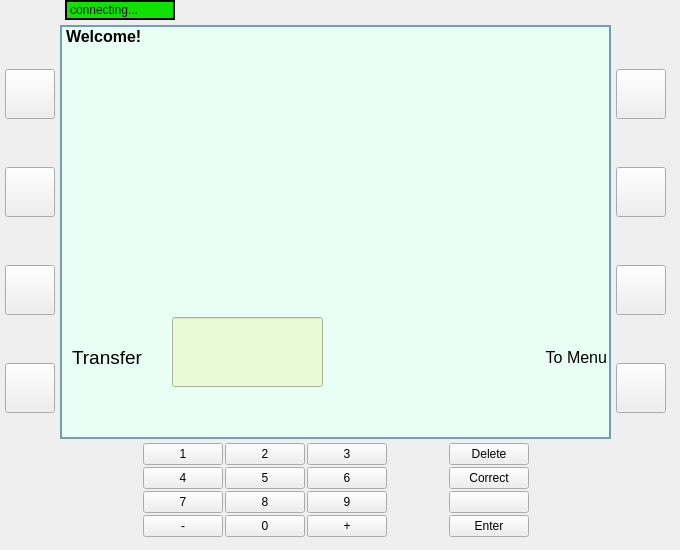
Qt form ATM_Project/mainwindow.ui (artikgak/MOOP_ATM) before a commit.
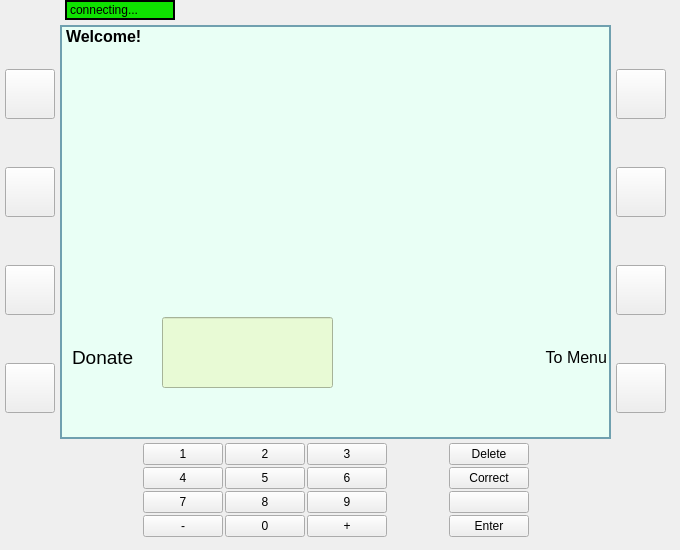
The same form after that commit. Icons and pictures are not drawn.

Commit message: [ArtemNewBranch] charity works

Diff of the .ui file:
```diff
--- a/ATM_Project/mainwindow.ui
+++ b/ATM_Project/mainwindow.ui
@@ -1607,9 +1607,9 @@
                 <property name="geometry">
                  <rect>
                   <x>10</x>
-                  <y>30</y>
-                  <width>131</width>
-                  <height>31</height>
+                  <y>10</y>
+                  <width>251</width>
+                  <height>71</height>
                  </rect>
                 </property>
                 <property name="font">
@@ -1632,9 +1632,9 @@
                 <property name="geometry">
                  <rect>
                   <x>10</x>
-                  <y>20</y>
-                  <width>121</width>
-                  <height>31</height>
+                  <y>10</y>
+                  <width>251</width>
+                  <height>71</height>
                  </rect>
                 </property>
                 <property name="font">
@@ -1657,9 +1657,9 @@
                 <property name="geometry">
                  <rect>
                   <x>10</x>
-                  <y>20</y>
-                  <width>131</width>
-                  <height>41</height>
+                  <y>10</y>
+                  <width>251</width>
+                  <height>71</height>
                  </rect>
                 </property>
                 <property name="font">
@@ -1684,10 +1684,10 @@
                <widget class="QLabel" name="charity4">
                 <property name="geometry">
                  <rect>
-                  <x>110</x>
-                  <y>20</y>
-                  <width>141</width>
-                  <height>31</height>
+                  <x>10</x>
+                  <y>10</y>
+                  <width>251</width>
+                  <height>71</height>
                  </rect>
                 </property>
                 <property name="font">
@@ -1713,10 +1713,10 @@
                <widget class="QLabel" name="charity5">
                 <property name="geometry">
                  <rect>
-                  <x>200</x>
-                  <y>20</y>
-                  <width>51</width>
-                  <height>31</height>
+                  <x>10</x>
+                  <y>10</y>
+                  <width>251</width>
+                  <height>71</height>
                  </rect>
                 </property>
                 <property name="font">
@@ -1793,16 +1793,34 @@
              </item>
              <item row="3" column="0">
               <widget class="QWidget" name="widget_19" native="true">
-               <widget class="QLineEdit" name="charitySumField_2">
+               <widget class="QLabel" name="label_35">
+                <property name="geometry">
+                 <rect>
+                  <x>10</x>
+                  <y>30</y>
+                  <width>91</width>
+                  <height>21</height>
+                 </rect>
+                </property>
+                <property name="font">
+                 <font>
+                  <pointsize>14</pointsize>
+                 </font>
+                </property>
+                <property name="text">
+                 <string>Donate</string>
+                </property>
+               </widget>
+               <widget class="QLineEdit" name="charitySumField">
                 <property name="enabled">
                  <bool>true</bool>
                 </property>
                 <property name="geometry">
                  <rect>
-                  <x>110</x>
+                  <x>100</x>
                   <y>0</y>
-                  <width>161</width>
-                  <height>70</height>
+                  <width>171</width>
+                  <height>71</height>
                  </rect>
                 </property>
                 <property name="minimumSize">
@@ -1824,7 +1842,6 @@
                 <property name="styleSheet">
                  <string notr="true">background-color: white;
 border-color: black;
-margin-right: 10px;
 background: #E8FAD5</string>
                 </property>
                 <property name="text">
@@ -1834,24 +1851,6 @@
                  <bool>true</bool>
                 </property>
                </widget>
-               <widget class="QLabel" name="label_35">
-                <property name="geometry">
-                 <rect>
-                  <x>10</x>
-                  <y>30</y>
-                  <width>71</width>
-                  <height>21</height>
-                 </rect>
-                </property>
-                <property name="font">
-                 <font>
-                  <pointsize>14</pointsize>
-                 </font>
-                </property>
-                <property name="text">
-                 <string>Transfer</string>
-                </property>
-               </widget>
               </widget>
              </item>
             </layout>
@@ -1967,7 +1966,7 @@
               </widget>
              </item>
              <item row="1" column="0">
-              <widget class="QLineEdit" name="charitySumField">
+              <widget class="QLineEdit" name="charitySumField_5">
                <property name="enabled">
                 <bool>true</bool>
                </property>
```
The commit also changes 11 other files.
